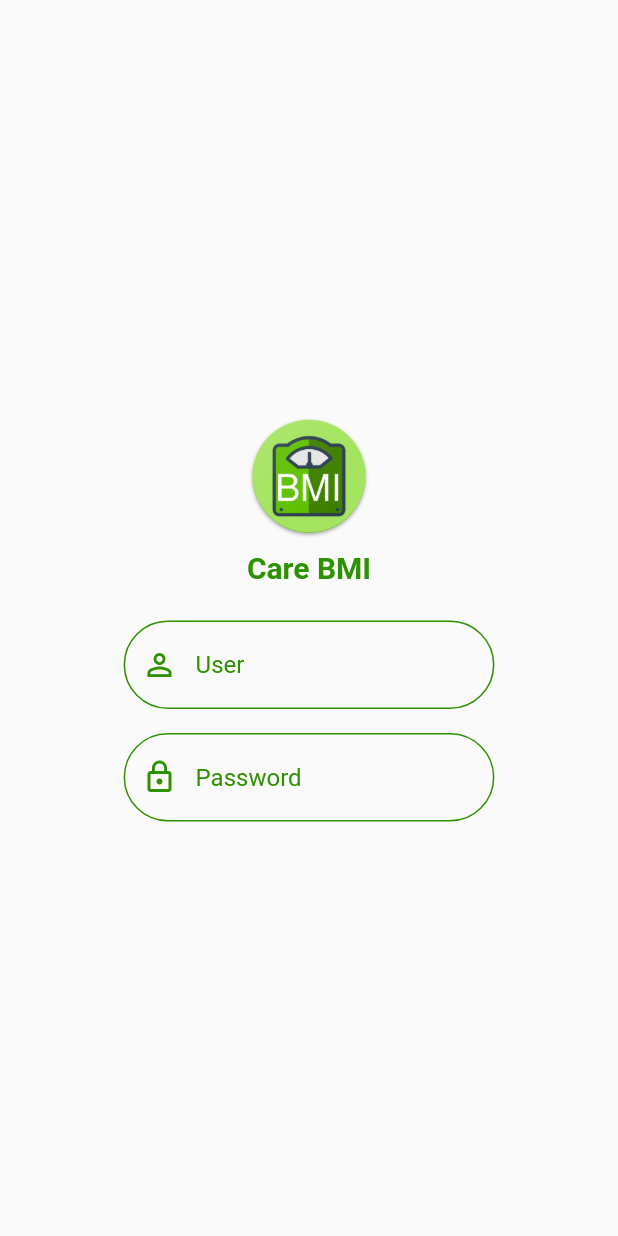
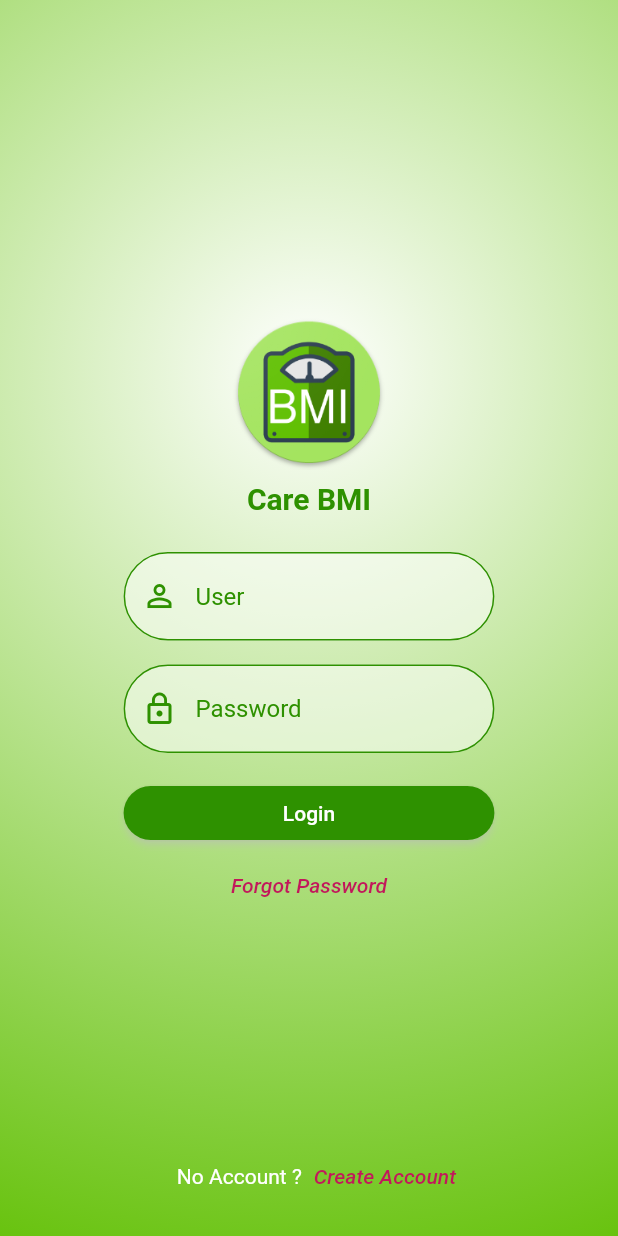
Before and after one commit to masterUNG/CareBMI, a Flutter app: the Authen screen opened by its route, on a phone screen of 412 x 824 dp. Run offline on Flutter 3.47's test engine with Material 2 defaults, Android fonts, the phone set to English and light mode, and no system bars; our stand-ins replace introduction_screen, shared_preferences; accounts and stored records are empty.

Commit message:
finish 22Jan

```diff
--- a/lib/states/authen.dart
+++ b/lib/states/authen.dart
@@ -10,7 +10,34 @@ class _AuthenState extends State<Authen> {
   @override
   Widget build(BuildContext context) {
     return Scaffold(
-      body: Center(
+      floatingActionButton: Row(
+        mainAxisAlignment: MainAxisAlignment.center,
+        children: [
+          SizedBox(
+            width: 50,
+          ),
+          Text(
+            'No Account ?',
+            style: MyStyle().normalTextStyle(),
+          ),
+          TextButton(
+              onPressed: () {},
+              child: Text(
+                'Create Account',
+                style: MyStyle().activeTextStyle(),
+              ))
+        ],
+      ),
+      body: Container(
+        decoration: BoxDecoration(
+          gradient: RadialGradient(
+            center: Alignment(0, -0.4),
+            radius: 1.5,
+            colors: [Colors.white, MyStyle().primaryColor],
+          ),
+        ),
+        child: Center(
+          child: SingleChildScrollView(
             child: Column(
               mainAxisSize: MainAxisSize.min,
               children: [
@@ -18,14 +45,39 @@ class _AuthenState extends State<Authen> {
                 buildAppName().showTitle('Care BMI'),
                 buildUser(context),
                 buildPassword(context),
+                buildLogin(context),
+                buildForgotPassword(),
               ],
             ),
+          ),
+        ),
+      ),
+    );
+  }
+
+  TextButton buildForgotPassword() => TextButton(
+        onPressed: () {},
+        child: Text(
+          'Forgot Password',
+          style: MyStyle().activeTextStyle(),
+        ),
+      );
+
+  Container buildLogin(BuildContext context) {
+    return Container(
+      margin: EdgeInsets.only(top: 16),
+      width: MediaQuery.of(context).size.width * 0.6,
+      child: ElevatedButton(
+        style: MyStyle().buttonStyle(),
+        onPressed: () {},
+        child: Text('Login'),
       ),
     );
   }
 
   Container buildUser(BuildContext context) {
     return Container(
+      decoration: MyStyle().whiteBoxDecoration(),
       margin: EdgeInsets.only(top: 16),
       width: MediaQuery.of(context).size.width * 0.6,
       child: TextFormField(
@@ -35,7 +87,7 @@ class _AuthenState extends State<Authen> {
   }
 
   Container buildPassword(BuildContext context) {
-    return Container(
+    return Container(decoration: MyStyle().whiteBoxDecoration(),
       margin: EdgeInsets.only(top: 16),
       width: MediaQuery.of(context).size.width * 0.6,
       child: TextFormField(
@@ -52,7 +104,7 @@ class _AuthenState extends State<Authen> {
 
   Widget buildLogo(BuildContext context) {
     return Container(
-      width: MediaQuery.of(context).size.width * 0.2,
+      width: MediaQuery.of(context).size.width * 0.25,
       child: MyStyle().showLogo(),
     );
   }
--- a/lib/utility/my_style.dart
+++ b/lib/utility/my_style.dart
@@ -4,6 +4,27 @@ class MyStyle {
   Color darkColor = Color(0xff2e9100);
   Color primaryColor = Color(0xff67c20d);
   Color lightColor = Color(0xff9cf54e);
+  Color activeColor = Colors.pink.shade700;
+
+  BoxDecoration whiteBoxDecoration() => BoxDecoration(
+        color: Colors.white54,
+        borderRadius: BorderRadius.circular(30),
+      );
+
+  TextStyle activeTextStyle() => TextStyle(
+        fontStyle: FontStyle.italic,
+        color: activeColor,
+      );
+
+  TextStyle normalTextStyle() => TextStyle(
+        fontStyle: FontStyle.normal,
+        color: Colors.white,
+      );
+
+  ButtonStyle buttonStyle() => ElevatedButton.styleFrom(shadowColor: Colors.white,
+      primary: MyStyle().darkColor,
+      onPrimary: Colors.white,
+      shape: RoundedRectangleBorder(borderRadius: BorderRadius.circular(30)));
 
   Widget showLogo() => Image.asset('images/logo.png');
 
```
Also changed, not shown: 34 other files. Lines whose indentation alone changed are shown as unchanged.
